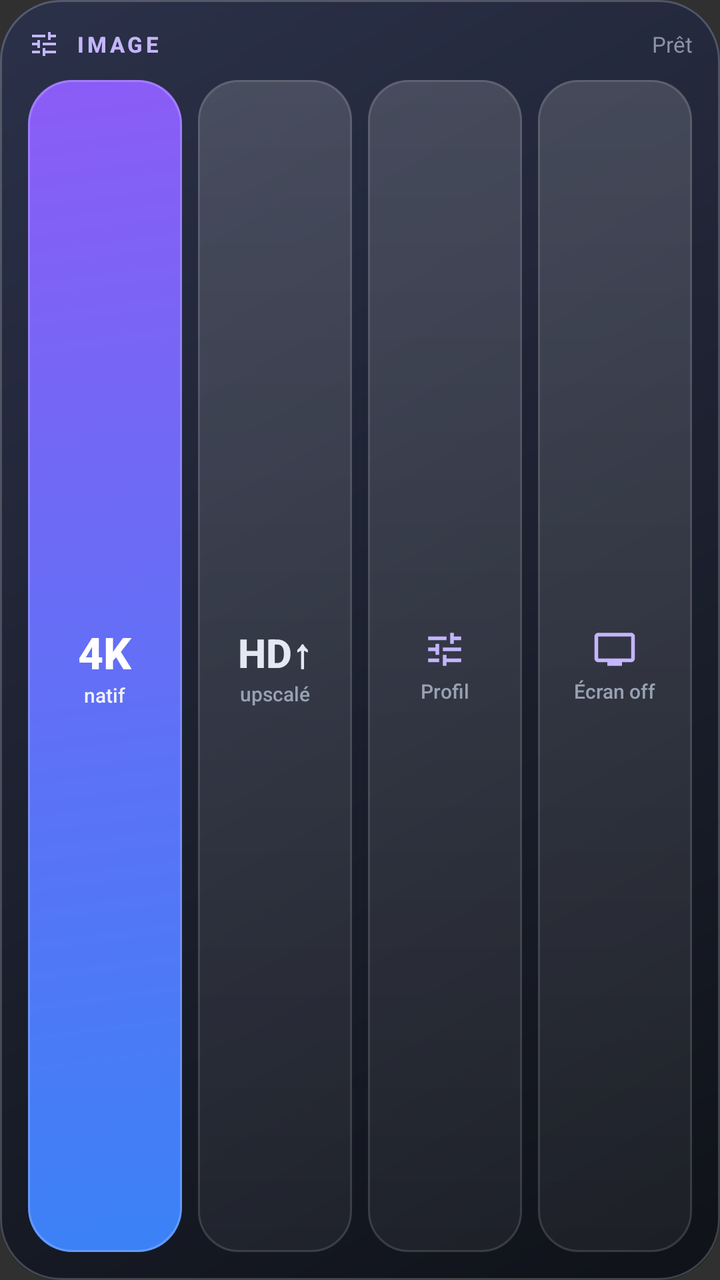
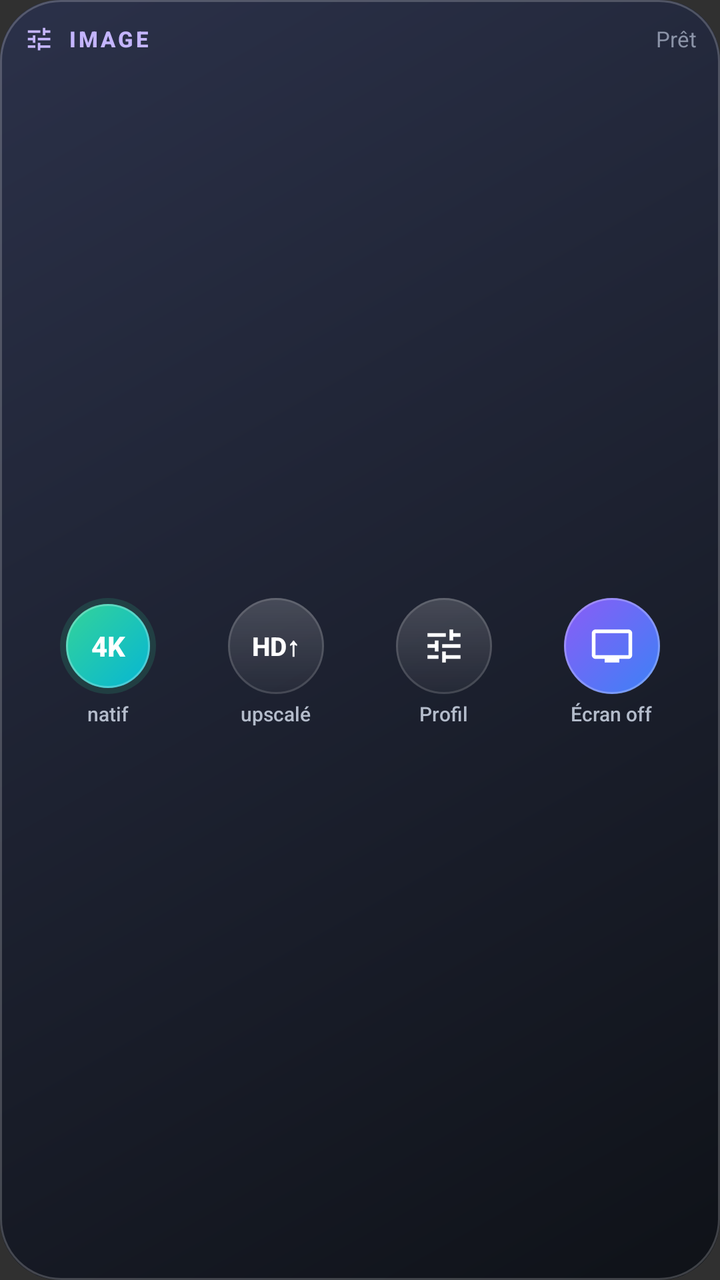

The first picture is an Android layout as it rendered before a commit; the second is the same layout after the commit. The layout source and the unified diff follow.
<!-- AndroidManifest.xml: application theme android:Theme.Material.NoActionBar -->
<!-- res/layout/dw_image.xml -->
<?xml version="1.0" encoding="utf-8"?>
<LinearLayout xmlns:android="http://schemas.android.com/apk/res/android"
    android:layout_width="match_parent"
    android:layout_height="match_parent"
    android:background="@drawable/dw_bg"
    android:orientation="vertical"
    android:padding="14dp">

    <LinearLayout
        android:layout_width="match_parent"
        android:layout_height="wrap_content"
        android:gravity="center_vertical"
        android:orientation="horizontal">

        <ImageView
            android:layout_width="16dp"
            android:layout_height="16dp"
            android:contentDescription="@null"
            android:src="@drawable/ic_tune"
            android:tint="#FFC4B5FD" />

        <TextView
            android:layout_width="wrap_content"
            android:layout_height="wrap_content"
            android:layout_marginStart="8dp"
            android:fontFamily="sans-serif-medium"
            android:letterSpacing="0.14"
            android:text="@string/dw_image_title"
            android:textColor="#FFC4B5FD"
            android:textSize="11sp"
            android:textStyle="bold" />

        <TextView
            android:id="@+id/dw_img_status"
            android:layout_width="0dp"
            android:layout_height="wrap_content"
            android:layout_weight="1"
            android:ellipsize="end"
            android:fontFamily="sans-serif"
            android:gravity="end"
            android:singleLine="true"
            android:text="@string/dw_image_status"
            android:textColor="#FF8B93A7"
            android:textSize="11sp" />
    </LinearLayout>

    <LinearLayout
        android:layout_width="match_parent"
        android:layout_height="0dp"
        android:layout_weight="1"
        android:layout_marginTop="10dp"
        android:orientation="horizontal">
        <LinearLayout
            android:id="@+id/dw_img_4k"
            android:layout_width="0dp"
            android:layout_height="match_parent"
            android:layout_marginStart="0dp"
            android:layout_marginEnd="4dp"
            android:layout_weight="1"
            android:background="@drawable/dw_acc_violet"
            android:contentDescription="@string/dw_cd_img_4k"
            android:gravity="center"
            android:orientation="vertical">
            <TextView
                android:layout_width="wrap_content"
                android:layout_height="wrap_content"
                android:fontFamily="sans-serif-medium"
                android:text="4K"
                android:textColor="#FFFFFFFF"
                android:textSize="22sp"
                android:textStyle="bold"
                />
            <TextView
                android:layout_width="wrap_content"
                android:layout_height="wrap_content"
                android:fontFamily="sans-serif-medium"
                android:text="@string/dw_image_4k_sub"
                android:textColor="#E6FFFFFF"
                android:textSize="10sp"
                />
        </LinearLayout>
        <LinearLayout
            android:id="@+id/dw_img_up"
            android:layout_width="0dp"
            android:layout_height="match_parent"
            android:layout_marginStart="4dp"
            android:layout_marginEnd="4dp"
            android:layout_weight="1"
            android:background="@drawable/dw_key"
            android:contentDescription="@string/dw_cd_img_up"
            android:gravity="center"
            android:orientation="vertical">
            <TextView
                android:layout_width="wrap_content"
                android:layout_height="wrap_content"
                android:fontFamily="sans-serif-medium"
                android:text="HD↑"
                android:textColor="#FFE4E8F2"
                android:textSize="20sp"
                android:textStyle="bold"
                />
            <TextView
                android:layout_width="wrap_content"
                android:layout_height="wrap_content"
                android:fontFamily="sans-serif-medium"
                android:text="@string/dw_image_up_sub"
                android:textColor="#FF98A2B3"
                android:textSize="10sp"
                />
        </LinearLayout>
        <LinearLayout
            android:id="@+id/dw_img_slot"
            android:layout_width="0dp"
            android:layout_height="match_parent"
            android:layout_marginStart="4dp"
            android:layout_marginEnd="4dp"
            android:layout_weight="1"
            android:background="@drawable/dw_key"
            android:contentDescription="@string/dw_cd_img_slot"
            android:gravity="center"
            android:orientation="vertical">
            <ImageView
                android:layout_width="22dp"
                android:layout_height="22dp"
                android:contentDescription="@null"
                android:src="@drawable/ic_tune"
                android:tint="#FFC4B5FD" />
            <TextView
                android:id="@+id/dw_img_slot_label"
                android:layout_width="wrap_content"
                android:layout_height="wrap_content"
                android:layout_marginTop="3dp"
                android:ellipsize="end"
                android:fontFamily="sans-serif-medium"
                android:maxWidth="64dp"
                android:singleLine="true"
                android:text="@string/dw_image_slot"
                android:textColor="#FF98A2B3"
                android:textSize="10sp" />
        </LinearLayout>
        <LinearLayout
            android:id="@+id/dw_img_off"
            android:layout_width="0dp"
            android:layout_height="match_parent"
            android:layout_marginStart="4dp"
            android:layout_marginEnd="0dp"
            android:layout_weight="1"
            android:background="@drawable/dw_key"
            android:contentDescription="@string/dw_cd_img_off"
            android:gravity="center"
            android:orientation="vertical">
            <ImageView
                android:layout_width="22dp"
                android:layout_height="22dp"
                android:contentDescription="@null"
                android:src="@drawable/ic_tv"
                android:tint="#FFC4B5FD" />
            <TextView
                android:layout_width="wrap_content"
                android:layout_height="wrap_content"
                android:fontFamily="sans-serif-medium"
                android:text="@string/dw_image_off"
                android:textColor="#FF98A2B3"
                android:textSize="10sp"
                android:layout_marginTop="3dp"
                />
        </LinearLayout>
    </LinearLayout>
</LinearLayout>
<!-- resources referenced by this layout -->
<resources>
  <!-- drawable dw_acc_violet (drawable) -->
  <?xml version="1.0" encoding="utf-8"?>
  <ripple xmlns:android="http://schemas.android.com/apk/res/android" android:color="#55FFFFFF">
      <item>
          <layer-list>
              <item>
                  <shape android:shape="rectangle">
                      <gradient android:angle="315" android:startColor="#FF8B5CF6" android:endColor="#FF3B82F6" />
                      <corners android:radius="22dp" />
                  </shape>
              </item>
              <item>
                  <shape android:shape="rectangle">
                      <stroke android:width="1dp" android:color="#33FFFFFF" />
                      <corners android:radius="22dp" />
                  </shape>
              </item>
          </layer-list>
      </item>
  </ripple>
  <!-- drawable dw_key (drawable) -->
  <?xml version="1.0" encoding="utf-8"?>
  <ripple xmlns:android="http://schemas.android.com/apk/res/android" android:color="#40FFFFFF">
      <item>
          <layer-list>
              <item>
                  <shape android:shape="rectangle">
                      <gradient android:angle="270" android:startColor="#26FFFFFF" android:endColor="#0DFFFFFF" />
                      <corners android:radius="20dp" />
                  </shape>
              </item>
              <item>
                  <shape android:shape="rectangle">
                      <stroke android:width="1dp" android:color="#1FFFFFFF" />
                      <corners android:radius="20dp" />
                  </shape>
              </item>
          </layer-list>
      </item>
  </ripple>
  <!-- drawable ic_tune (drawable) -->
  <?xml version="1.0" encoding="utf-8"?>
  <vector xmlns:android="http://schemas.android.com/apk/res/android"
      android:width="24dp"
      android:height="24dp"
      android:viewportWidth="24"
      android:viewportHeight="24">
      <path
          android:fillColor="#FFFFFFFF"
          android:pathData="M3,17v2h6v-2H3zM3,5v2h10V5H3zM13,21v-2h8v-2h-8v-2h-2v6h2zM7,9v2H3v2h4v2h2V9H7zM21,13v-2H11v2h10zM15,9h2V7h4V5h-4V3h-2v6z" />
  </vector>
  <!-- drawable ic_tv (drawable) -->
  <?xml version="1.0" encoding="utf-8"?>
  <vector xmlns:android="http://schemas.android.com/apk/res/android"
      android:width="24dp"
      android:height="24dp"
      android:viewportWidth="24"
      android:viewportHeight="24">
      <path
          android:fillColor="#FFFFFFFF"
          android:pathData="M21,3H3C1.9,3 1,3.9 1,5v12c0,1.1 0.9,2 2,2h5v2h8v-2h5c1.1,0 1.99,-0.9 1.99,-2L23,5C23,3.9 22.1,3 21,3z M21,17H3V5h18V17z" />
  </vector>
  <string name="dw_cd_img_4k">Image 4K natif</string>
  <string name="dw_cd_img_off">Écran éteint</string>
  <string name="dw_cd_img_slot">Profil d\'image mémorisé suivant</string>
  <string name="dw_cd_img_up">Image upscalée</string>
  <string name="dw_image_4k_sub">natif</string>
  <string name="dw_image_off">Écran off</string>
  <string name="dw_image_slot">Profil</string>
  <string name="dw_image_status">Prêt</string>
  <string name="dw_image_title">IMAGE</string>
  <string name="dw_image_up_sub">upscalé</string>
  <!-- unchanged entries left out for length: 1 -->
</resources>

<!-- the commit's change to res/layout/dw_image.xml (unified diff, before → after) -->
@@ -3,8 +3,9 @@
     android:layout_width="match_parent"
     android:layout_height="match_parent"
     android:background="@drawable/dw_bg"
+    android:gravity="center"
     android:orientation="vertical"
-    android:padding="14dp">
+    android:padding="12dp">
 
     <LinearLayout
         android:layout_width="match_parent"
@@ -13,8 +14,8 @@
         android:orientation="horizontal">
 
         <ImageView
-            android:layout_width="16dp"
-            android:layout_height="16dp"
+            android:layout_width="15dp"
+            android:layout_height="15dp"
             android:contentDescription="@null"
             android:src="@drawable/ic_tune"
             android:tint="#FFC4B5FD" />
@@ -22,9 +23,11 @@
         <TextView
             android:layout_width="wrap_content"
             android:layout_height="wrap_content"
-            android:layout_marginStart="8dp"
+            android:layout_marginStart="7dp"
+            android:ellipsize="end"
             android:fontFamily="sans-serif-medium"
-            android:letterSpacing="0.14"
+            android:letterSpacing="0.12"
+            android:singleLine="true"
             android:text="@string/dw_image_title"
             android:textColor="#FFC4B5FD"
             android:textSize="11sp"
@@ -35,6 +38,7 @@
             android:layout_width="0dp"
             android:layout_height="wrap_content"
             android:layout_weight="1"
+            android:layout_marginStart="8dp"
             android:ellipsize="end"
             android:fontFamily="sans-serif"
             android:gravity="end"
@@ -48,83 +52,93 @@
         android:layout_width="match_parent"
         android:layout_height="0dp"
         android:layout_weight="1"
-        android:layout_marginTop="10dp"
+        android:layout_marginTop="8dp"
+        android:gravity="center"
         android:orientation="horizontal">
+
         <LinearLayout
             android:id="@+id/dw_img_4k"
             android:layout_width="0dp"
             android:layout_height="match_parent"
-            android:layout_marginStart="0dp"
-            android:layout_marginEnd="4dp"
             android:layout_weight="1"
-            android:background="@drawable/dw_acc_violet"
             android:contentDescription="@string/dw_cd_img_4k"
             android:gravity="center"
             android:orientation="vertical">
             <TextView
-                android:layout_width="wrap_content"
-                android:layout_height="wrap_content"
+                android:layout_width="48dp"
+                android:layout_height="48dp"
+                android:background="@drawable/dw_round_on"
+                android:contentDescription="@null"
                 android:fontFamily="sans-serif-medium"
+                android:gravity="center"
+                android:singleLine="true"
                 android:text="4K"
                 android:textColor="#FFFFFFFF"
-                android:textSize="22sp"
-                android:textStyle="bold"
-                />
+                android:textSize="14sp"
+                android:textStyle="bold" />
             <TextView
                 android:layout_width="wrap_content"
                 android:layout_height="wrap_content"
+                android:layout_marginTop="3dp"
+                android:ellipsize="end"
                 android:fontFamily="sans-serif-medium"
+                android:maxWidth="72dp"
+                android:singleLine="true"
                 android:text="@string/dw_image_4k_sub"
-                android:textColor="#E6FFFFFF"
-                android:textSize="10sp"
-                />
+                android:textColor="#FFB4BCCB"
+                android:textSize="10sp" />
         </LinearLayout>
+
         <LinearLayout
             android:id="@+id/dw_img_up"
             android:layout_width="0dp"
             android:layout_height="match_parent"
-            android:layout_marginStart="4dp"
-            android:layout_marginEnd="4dp"
             android:layout_weight="1"
-            android:background="@drawable/dw_key"
             android:contentDescription="@string/dw_cd_img_up"
             android:gravity="center"
             android:orientation="vertical">
             <TextView
-                android:layout_width="wrap_content"
-                android:layout_height="wrap_content"
+                android:layout_width="48dp"
+                android:layout_height="48dp"
+                android:background="@drawable/dw_round_idle"
+                android:contentDescription="@null"
                 android:fontFamily="sans-serif-medium"
+                android:gravity="center"
+                android:singleLine="true"
                 android:text="HD↑"
-                android:textColor="#FFE4E8F2"
-                android:textSize="20sp"
-                android:textStyle="bold"
-                />
+                android:textColor="#FFFFFFFF"
+                android:textSize="13sp"
+                android:textStyle="bold" />
             <TextView
                 android:layout_width="wrap_content"
                 android:layout_height="wrap_content"
+                android:layout_marginTop="3dp"
+                android:ellipsize="end"
                 android:fontFamily="sans-serif-medium"
+                android:maxWidth="72dp"
+                android:singleLine="true"
                 android:text="@string/dw_image_up_sub"
-                android:textColor="#FF98A2B3"
-                android:textSize="10sp"
-                />
+                android:textColor="#FFB4BCCB"
+                android:textSize="10sp" />
         </LinearLayout>
+
         <LinearLayout
             android:id="@+id/dw_img_slot"
             android:layout_width="0dp"
             android:layout_height="match_parent"
-            android:layout_marginStart="4dp"
-            android:layout_marginEnd="4dp"
             android:layout_weight="1"
-            android:background="@drawable/dw_key"
             android:contentDescription="@string/dw_cd_img_slot"
             android:gravity="center"
             android:orientation="vertical">
             <ImageView
-                android:layout_width="22dp"
-                android:layout_height="22dp"
+                android:layout_width="48dp"
+                android:layout_height="48dp"
+                android:background="@drawable/dw_round_idle"
                 android:contentDescription="@null"
+                android:padding="13dp"
+                android:scaleType="fitCenter"
                 android:src="@drawable/ic_tune"
-                android:tint="#FFC4B5FD" />
+                android:tint="#FFFFFFFF" />
             <TextView
                 android:id="@+id/dw_img_slot_label"
                 android:layout_width="wrap_content"
@@ -132,38 +146,43 @@
                 android:layout_marginTop="3dp"
                 android:ellipsize="end"
                 android:fontFamily="sans-serif-medium"
-                android:maxWidth="64dp"
+                android:maxWidth="72dp"
                 android:singleLine="true"
                 android:text="@string/dw_image_slot"
-                android:textColor="#FF98A2B3"
+                android:textColor="#FFB4BCCB"
                 android:textSize="10sp" />
         </LinearLayout>
+
         <LinearLayout
             android:id="@+id/dw_img_off"
             android:layout_width="0dp"
             android:layout_height="match_parent"
-            android:layout_marginStart="4dp"
-            android:layout_marginEnd="0dp"
             android:layout_weight="1"
-            android:background="@drawable/dw_key"
             android:contentDescription="@string/dw_cd_img_off"
             android:gravity="center"
             android:orientation="vertical">
             <ImageView
-                android:layout_width="22dp"
-                android:layout_height="22dp"
+                android:layout_width="48dp"
+                android:layout_height="48dp"
+                android:background="@drawable/dw_round_remote"
                 android:contentDescription="@null"
+                android:padding="13dp"
+                android:scaleType="fitCenter"
                 android:src="@drawable/ic_tv"
-                android:tint="#FFC4B5FD" />
+                android:tint="#FFFFFFFF" />
             <TextView
                 android:layout_width="wrap_content"
                 android:layout_height="wrap_content"
+                android:layout_marginTop="3dp"
+                android:ellipsize="end"
                 android:fontFamily="sans-serif-medium"
+                android:maxWidth="72dp"
+                android:singleLine="true"
                 android:text="@string/dw_image_off"
-                android:textColor="#FF98A2B3"
-                android:textSize="10sp"
-                android:layout_marginTop="3dp"
-                />
+                android:textColor="#FFB4BCCB"
+                android:textSize="10sp" />
         </LinearLayout>
+
     </LinearLayout>
+
 </LinearLayout>
<!-- resource entries referenced after the edit -->
@@ -1,40 +1,59 @@
 <!-- resources referenced by this layout -->
 <resources>
-  <!-- drawable dw_acc_violet (drawable) -->
+  <!-- drawable dw_round_idle (drawable) -->
+  <?xml version="1.0" encoding="utf-8"?>
+  <ripple xmlns:android="http://schemas.android.com/apk/res/android" android:color="#40FFFFFF">
+      <item>
+          <layer-list>
+              <item>
+                  <shape android:shape="oval">
+                      <gradient android:angle="270" android:startColor="#2EFFFFFF" android:endColor="#0AFFFFFF" />
+                  </shape>
+              </item>
+              <item>
+                  <shape android:shape="oval">
+                      <stroke android:width="1dp" android:color="#24FFFFFF" />
+                  </shape>
+              </item>
+          </layer-list>
+      </item>
+  </ripple>
+  <!-- drawable dw_round_on (drawable) -->
   <?xml version="1.0" encoding="utf-8"?>
   <ripple xmlns:android="http://schemas.android.com/apk/res/android" android:color="#55FFFFFF">
       <item>
           <layer-list>
               <item>
-                  <shape android:shape="rectangle">
-                      <gradient android:angle="315" android:startColor="#FF8B5CF6" android:endColor="#FF3B82F6" />
-                      <corners android:radius="22dp" />
+                  <shape android:shape="oval">
+                      <solid android:color="#2634D399" />
                   </shape>
               </item>
-              <item>
-                  <shape android:shape="rectangle">
-                      <stroke android:width="1dp" android:color="#33FFFFFF" />
-                      <corners android:radius="22dp" />
+              <item android:bottom="3dp" android:left="3dp" android:right="3dp" android:top="3dp">
+                  <shape android:shape="oval">
+                      <gradient android:angle="315" android:startColor="#FF34D399" android:endColor="#FF06B6D4" />
+                  </shape>
+              </item>
+              <item android:bottom="3dp" android:left="3dp" android:right="3dp" android:top="3dp">
+                  <shape android:shape="oval">
+                      <stroke android:width="1dp" android:color="#40FFFFFF" />
                   </shape>
               </item>
           </layer-list>
       </item>
   </ripple>
-  <!-- drawable dw_key (drawable) -->
+  <!-- drawable dw_round_remote (drawable) -->
   <?xml version="1.0" encoding="utf-8"?>
-  <ripple xmlns:android="http://schemas.android.com/apk/res/android" android:color="#40FFFFFF">
+  <ripple xmlns:android="http://schemas.android.com/apk/res/android" android:color="#55FFFFFF">
       <item>
           <layer-list>
               <item>
-                  <shape android:shape="rectangle">
-                      <gradient android:angle="270" android:startColor="#26FFFFFF" android:endColor="#0DFFFFFF" />
-                      <corners android:radius="20dp" />
+                  <shape android:shape="oval">
+                      <gradient android:angle="315" android:startColor="#FF8B5CF6" android:endColor="#FF3B82F6" />
                   </shape>
               </item>
               <item>
-                  <shape android:shape="rectangle">
-                      <stroke android:width="1dp" android:color="#1FFFFFFF" />
-                      <corners android:radius="20dp" />
+                  <shape android:shape="oval">
+                      <stroke android:width="1dp" android:color="#40FFFFFF" />
                   </shape>
               </item>
           </layer-list>
